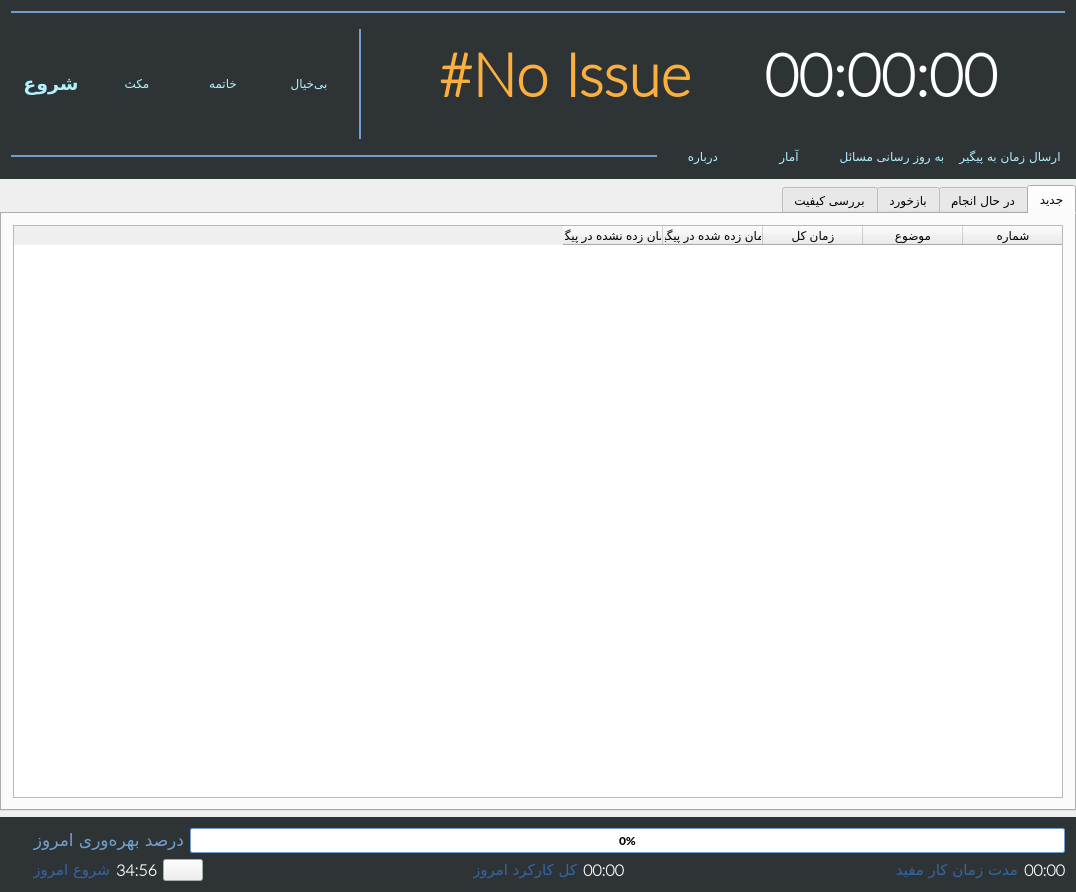
The window that time-tracker/MainWindow.ui (its-saeed/retracker) describes before a commit, drawn with Qt 5.
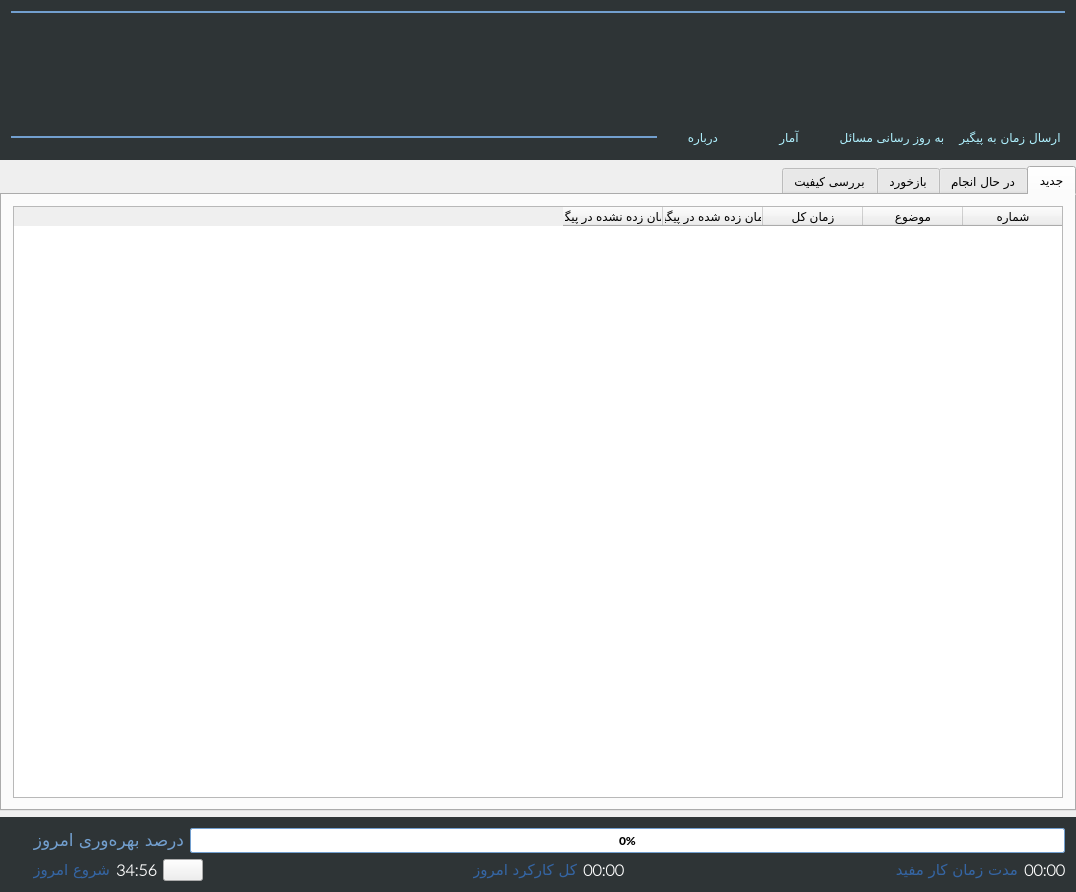
The same window after the commit. Icons and pictures are not drawn. Custom widgets are drawn as their Qt base class.

Commit message: Stop Watch moved to new class

```diff
--- a/time-tracker/MainWindow.ui
+++ b/time-tracker/MainWindow.ui
@@ -59,291 +59,14 @@
         </widget>
        </item>
        <item>
-        <layout class="QHBoxLayout" name="horizontalLayout_3">
-         <property name="topMargin">
-          <number>9</number>
+        <widget class="StopWatchWidget" name="wdg_stop_watch" native="true">
+         <property name="minimumSize">
+          <size>
+           <width>0</width>
+           <height>100</height>
+          </size>
          </property>
-         <item>
-          <widget class="QPushButton" name="btn_start">
-           <property name="enabled">
-            <bool>false</bool>
-           </property>
-           <property name="font">
-            <font>
-             <family>B Yekan</family>
-             <pointsize>14</pointsize>
-             <weight>75</weight>
-             <bold>true</bold>
-            </font>
-           </property>
-           <property name="layoutDirection">
-            <enum>Qt::LeftToRight</enum>
-           </property>
-           <property name="styleSheet">
-            <string notr="true">background-color: rgb(52, 101, 164);
-color: rgb(175, 241, 255);</string>
-           </property>
-           <property name="text">
-            <string>شروع</string>
-           </property>
-           <property name="icon">
-            <iconset resource="res.qrc">
-             <normaloff>:/ui/res/play2.png</normaloff>:/ui/res/play2.png</iconset>
-           </property>
-           <property name="iconSize">
-            <size>
-             <width>64</width>
-             <height>64</height>
-            </size>
-           </property>
-           <property name="flat">
-            <bool>true</bool>
-           </property>
-          </widget>
-         </item>
-         <item>
-          <widget class="QPushButton" name="btn_pause">
-           <property name="enabled">
-            <bool>false</bool>
-           </property>
-           <property name="font">
-            <font>
-             <family>B Yekan</family>
-            </font>
-           </property>
-           <property name="layoutDirection">
-            <enum>Qt::LeftToRight</enum>
-           </property>
-           <property name="styleSheet">
-            <string notr="true">background-color: rgb(52, 101, 164);
-color: rgb(175, 241, 255);</string>
-           </property>
-           <property name="text">
-            <string>مکث</string>
-           </property>
-           <property name="icon">
-            <iconset resource="res.qrc">
-             <normaloff>:/ui/res/pause.png</normaloff>:/ui/res/pause.png</iconset>
-           </property>
-           <property name="iconSize">
-            <size>
-             <width>32</width>
-             <height>32</height>
-            </size>
-           </property>
-           <property name="flat">
-            <bool>true</bool>
-           </property>
-          </widget>
-         </item>
-         <item>
-          <widget class="QPushButton" name="btn_stop">
-           <property name="enabled">
-            <bool>false</bool>
-           </property>
-           <property name="font">
-            <font>
-             <family>B Yekan</family>
-            </font>
-           </property>
-           <property name="layoutDirection">
-            <enum>Qt::LeftToRight</enum>
-           </property>
-           <property name="styleSheet">
-            <string notr="true">background-color: rgb(52, 101, 164);
-color: rgb(175, 241, 255);</string>
-           </property>
-           <property name="text">
-            <string>خاتمه</string>
-           </property>
-           <property name="icon">
-            <iconset resource="res.qrc">
-             <normaloff>:/ui/res/stop3.png</normaloff>:/ui/res/stop3.png</iconset>
-           </property>
-           <property name="iconSize">
-            <size>
-             <width>32</width>
-             <height>32</height>
-            </size>
-           </property>
-           <property name="flat">
-            <bool>true</bool>
-           </property>
-          </widget>
-         </item>
-         <item>
-          <widget class="QPushButton" name="btn_dismiss">
-           <property name="enabled">
-            <bool>false</bool>
-           </property>
-           <property name="font">
-            <font>
-             <family>B Yekan</family>
-            </font>
-           </property>
-           <property name="layoutDirection">
-            <enum>Qt::LeftToRight</enum>
-           </property>
-           <property name="styleSheet">
-            <string notr="true">background-color: rgb(52, 101, 164);
-color: rgb(175, 241, 255);</string>
-           </property>
-           <property name="text">
-            <string>بی‌خیال</string>
-           </property>
-           <property name="icon">
-            <iconset resource="res.qrc">
-             <normaloff>:/ui/res/stop3.png</normaloff>:/ui/res/stop3.png</iconset>
-           </property>
-           <property name="iconSize">
-            <size>
-             <width>32</width>
-             <height>32</height>
-            </size>
-           </property>
-           <property name="flat">
-            <bool>true</bool>
-           </property>
-          </widget>
-         </item>
-         <item>
-          <widget class="Line" name="line_5">
-           <property name="sizePolicy">
-            <sizepolicy hsizetype="Preferred" vsizetype="Preferred">
-             <horstretch>0</horstretch>
-             <verstretch>0</verstretch>
-            </sizepolicy>
-           </property>
-           <property name="minimumSize">
-            <size>
-             <width>10</width>
-             <height>0</height>
-            </size>
-           </property>
-           <property name="autoFillBackground">
-            <bool>false</bool>
-           </property>
-           <property name="styleSheet">
-            <string notr="true">color: rgb(114, 159, 207);</string>
-           </property>
-           <property name="frameShadow">
-            <enum>QFrame::Plain</enum>
-           </property>
-           <property name="lineWidth">
-            <number>2</number>
-           </property>
-           <property name="orientation">
-            <enum>Qt::Vertical</enum>
-           </property>
-          </widget>
-         </item>
-         <item>
-          <layout class="QGridLayout" name="gridLayout_2">
-           <property name="topMargin">
-            <number>9</number>
-           </property>
-           <item row="0" column="0">
-            <spacer name="horizontalSpacer_3">
-             <property name="orientation">
-              <enum>Qt::Horizontal</enum>
-             </property>
-             <property name="sizeHint" stdset="0">
-              <size>
-               <width>40</width>
-               <height>20</height>
-              </size>
-             </property>
-            </spacer>
-           </item>
-           <item row="0" column="2">
-            <spacer name="horizontalSpacer_9">
-             <property name="orientation">
-              <enum>Qt::Horizontal</enum>
-             </property>
-             <property name="sizeHint" stdset="0">
-              <size>
-               <width>40</width>
-               <height>20</height>
-              </size>
-             </property>
-            </spacer>
-           </item>
-           <item row="0" column="1">
-            <widget class="QLabel" name="lbl_current_issue_number">
-             <property name="font">
-              <font>
-               <family>Lato Thin</family>
-               <pointsize>44</pointsize>
-               <weight>75</weight>
-               <bold>true</bold>
-              </font>
-             </property>
-             <property name="styleSheet">
-              <string notr="true">color: rgb(252, 175, 62);</string>
-             </property>
-             <property name="text">
-              <string>#No Issue</string>
-             </property>
-            </widget>
-           </item>
-           <item row="0" column="3">
-            <widget class="QLabel" name="lbl_current_issue_timer">
-             <property name="font">
-              <font>
-               <family>Lato Thin</family>
-               <pointsize>44</pointsize>
-               <weight>75</weight>
-               <bold>true</bold>
-              </font>
-             </property>
-             <property name="styleSheet">
-              <string notr="true">color: rgb(255, 255,255);</string>
-             </property>
-             <property name="text">
-              <string>00:00:00</string>
-             </property>
-            </widget>
-           </item>
-           <item row="0" column="4">
-            <spacer name="horizontalSpacer_4">
-             <property name="orientation">
-              <enum>Qt::Horizontal</enum>
-             </property>
-             <property name="sizeHint" stdset="0">
-              <size>
-               <width>40</width>
-               <height>20</height>
-              </size>
-             </property>
-            </spacer>
-           </item>
-           <item row="1" column="0" colspan="5">
-            <widget class="QLabel" name="lbl_current_issue_subject">
-             <property name="font">
-              <font>
-               <family>B Yekan</family>
-               <pointsize>13</pointsize>
-               <weight>75</weight>
-               <bold>true</bold>
-              </font>
-             </property>
-             <property name="layoutDirection">
-              <enum>Qt::LeftToRight</enum>
-             </property>
-             <property name="styleSheet">
-              <string notr="true">color: rgb(211, 215, 207)</string>
-             </property>
-             <property name="text">
-              <string/>
-             </property>
-             <property name="alignment">
-              <set>Qt::AlignCenter</set>
-             </property>
-            </widget>
-           </item>
-          </layout>
-         </item>
-        </layout>
+        </widget>
        </item>
        <item>
         <layout class="QHBoxLayout" name="horizontalLayout_4">
@@ -1039,6 +762,12 @@
    <extends>QTableWidget</extends>
    <header location="global">IssueTableWidget.h</header>
   </customwidget>
+  <customwidget>
+   <class>StopWatchWidget</class>
+   <extends>QWidget</extends>
+   <header>StopWatchWidget.h</header>
+   <container>1</container>
+  </customwidget>
  </customwidgets>
  <resources>
   <include location="res.qrc"/>
```
The commit also changes 5 other files.
